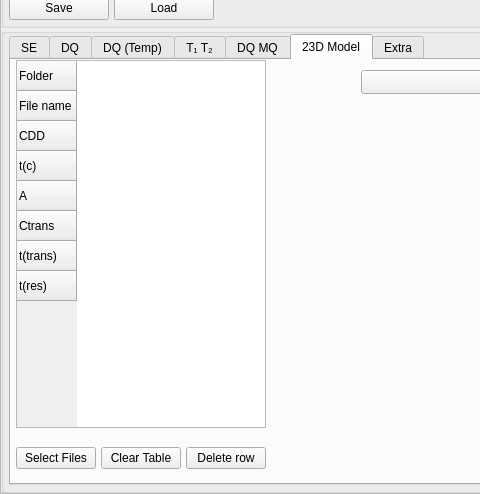
This is form.ui in timesama/M2-Approach as Qt 5 draws it before an edit; both pictures show x 0 to 480 and y 206 to 700 of the 1000 by 700 pixel window. The edited form follows.
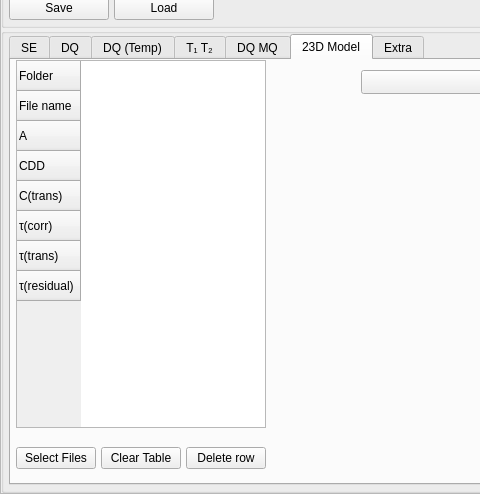
This is the edited form. Custom widgets are drawn as their Qt base class.

Commit message: FFC is ready for testing

Patch:
```diff
--- a/form.ui
+++ b/form.ui
@@ -2825,16 +2825,6 @@
                      <string>File name</string>
                     </property>
                    </row>
-                   <row>
-                    <property name="text">
-                     <string>CDD</string>
-                    </property>
-                   </row>
-                   <row>
-                    <property name="text">
-                     <string>t(c)</string>
-                    </property>
-                   </row>
                    <row>
                     <property name="text">
                      <string>A</string>
@@ -2842,17 +2832,27 @@
                    </row>
                    <row>
                     <property name="text">
-                     <string>Ctrans</string>
+                     <string>CDD</string>
                     </property>
                    </row>
                    <row>
                     <property name="text">
-                     <string>t(trans)</string>
+                     <string>C(trans)</string>
                     </property>
                    </row>
                    <row>
                     <property name="text">
-                     <string>t(res)</string>
+                     <string>τ(corr)</string>
+                    </property>
+                   </row>
+                   <row>
+                    <property name="text">
+                     <string>τ(trans)</string>
+                    </property>
+                   </row>
+                   <row>
+                    <property name="text">
+                     <string>τ(residual)</string>
                     </property>
                    </row>
                   </widget>
```
Left out of the diff: 4 changed lines with no effect on the pictures. The commit also changes 1 other file.
